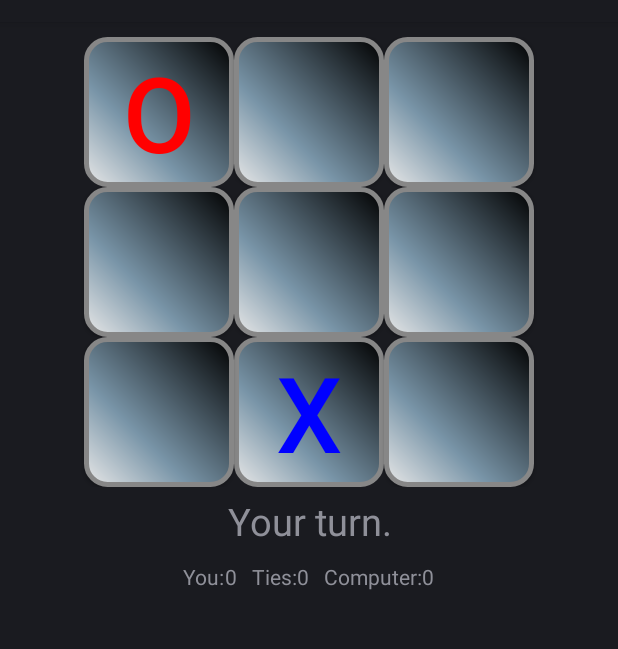
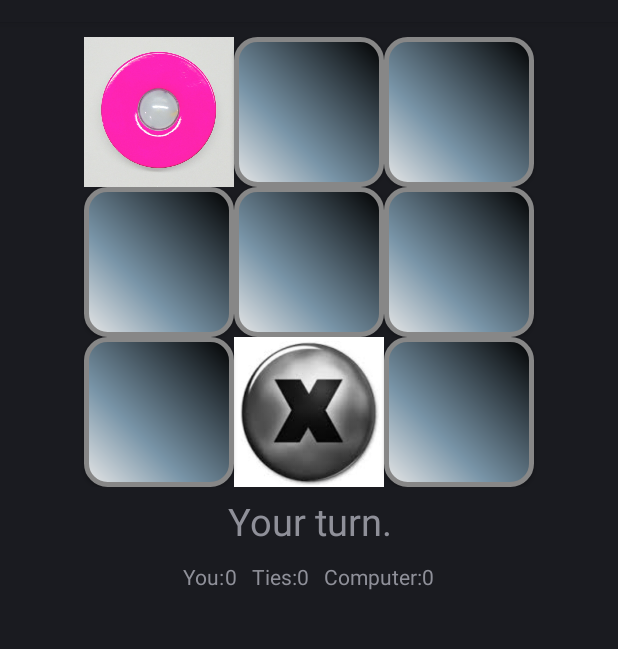
Before and after one commit to qianmai/CSCI3320-Advanced-Programming, an Android app: the screen it shows after launch (Project2_TicTacToeActivity), after a tap on an icon or button, on a phone screen of 412 x 824 dp, the part 62-711 px from its top. Run offline under Robolectric (Android 15) with nearby library versions, the phone set to English and light mode, and no system bars.

Commit message:
Changed X and O text to image

```diff
--- a/TicTacToe/app/src/main/java/csci3320/qianmai/tictactoe/Project2_TicTacToeActivity.java
+++ b/TicTacToe/app/src/main/java/csci3320/qianmai/tictactoe/Project2_TicTacToeActivity.java
@@ -181,11 +181,11 @@ public class Project2_TicTacToeActivity extends Activity {
         chessboard[location].setEnabled(false);
         chessboard[location].setText(String.valueOf(player));
         if (player == mGame.humanChar) {
-            chessboard[location].setTextColor(Color.RED);
-//            chessboard[location].setBackgroundColor(Color.GREEN);
+//            chessboard[location].setTextColor(Color.RED);
+            chessboard[location].setBackgroundResource(R.drawable.o);
         } else {
-            chessboard[location].setTextColor(Color.BLUE);
-//            chessboard[location].setBackgroundColor(Color.WHITE);
+//            chessboard[location].setTextColor(Color.BLUE);
+            chessboard[location].setBackgroundResource(R.drawable.x);
         }
     }
 }
--- a/TicTacToe/app/src/main/res/layout/activity_main.xml
+++ b/TicTacToe/app/src/main/res/layout/activity_main.xml
@@ -21,7 +21,7 @@
                 android:layout_width="100sp"
                 android:layout_height="100sp"
                 android:text="@string/one"
-                android:textSize="70sp"
+                android:textSize="0sp"
                 android:background="@drawable/buttonshape"
                 android:nestedScrollingEnabled="false" />
 
@@ -31,7 +31,7 @@
                 android:layout_width="100sp"
                 android:layout_height="100sp"
                 android:text="@string/two"
-                android:textSize="70sp"
+                android:textSize="0sp"
                 android:background="@drawable/buttonshape" />
 
             <Button
@@ -39,7 +39,7 @@
                 android:layout_width="100sp"
                 android:layout_height="100sp"
                 android:text="@string/three"
-                android:textSize="70sp"
+                android:textSize="0sp"
                 android:background="@drawable/buttonshape" />
         </TableRow>
 
@@ -54,7 +54,7 @@
                 android:layout_width="100sp"
                 android:layout_height="100sp"
                 android:text="@string/four"
-                android:textSize="70sp"
+                android:textSize="0sp"
                 android:background="@drawable/buttonshape" />
 
             <Button
@@ -62,7 +62,7 @@
                 android:layout_width="100sp"
                 android:layout_height="100sp"
                 android:text="@string/five"
-                android:textSize="70sp"
+                android:textSize="0sp"
                 android:background="@drawable/buttonshape" />
 
             <Button
@@ -70,7 +70,7 @@
                 android:layout_width="100sp"
                 android:layout_height="100sp"
                 android:text="@string/six"
-                android:textSize="70sp"
+                android:textSize="0sp"
                 android:background="@drawable/buttonshape" />
         </TableRow>
 
@@ -85,7 +85,7 @@
                 android:layout_width="100sp"
                 android:layout_height="100sp"
                 android:text="@string/seven"
-                android:textSize="70sp"
+                android:textSize="0sp"
                 android:background="@drawable/buttonshape" />
 
             <Button
@@ -93,7 +93,7 @@
                 android:layout_width="100sp"
                 android:layout_height="100sp"
                 android:text="@string/eight"
-                android:textSize="70sp"
+                android:textSize="0sp"
                 android:background="@drawable/buttonshape" />
 
             <Button
@@ -101,7 +101,7 @@
                 android:layout_width="100sp"
                 android:layout_height="100sp"
                 android:text="@string/nine"
-                android:textSize="70sp"
+                android:textSize="0sp"
                 android:background="@drawable/buttonshape" />
         </TableRow>
     </TableLayout>
@@ -164,4 +164,6 @@
 
         </TableRow>
     </TableLayout>
+
+
 </LinearLayout>
```
Also changed, not shown: TicTacToe/app/src/main/ic_o-web.png (added), TicTacToe/app/src/main/ic_x-web.png (added), TicTacToe/app/src/main/res/drawable/o.png (added), TicTacToe/app/src/main/res/drawable/x.png (added).
